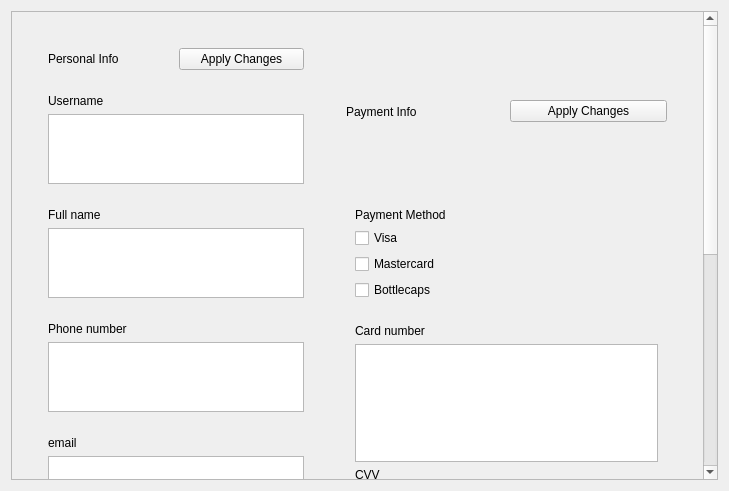
This is optionswindow.ui in EduPonz/SmartTrashCan_B376 as Qt 5 draws it before an edit. The edited form follows.
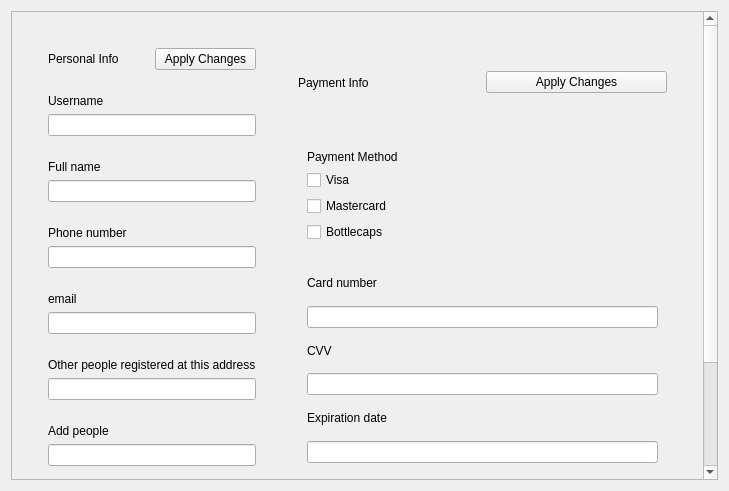
This is the edited form.

Commit message: opitonswindow.ui - lineEdits instead of textEdits

The edit to the form file:
```diff
--- a/optionswindow.ui
+++ b/optionswindow.ui
@@ -23,9 +23,9 @@
       <property name="geometry">
        <rect>
         <x>0</x>
-        <y>-428</y>
+        <y>0</y>
         <width>692</width>
-        <height>899</height>
+        <height>593</height>
        </rect>
       </property>
       <layout class="QVBoxLayout" name="verticalLayout_12" stretch="1,1">
@@ -66,15 +66,7 @@
                  </widget>
                 </item>
                 <item>
-                 <widget class="QTextEdit" name="textEdit">
-                  <property name="html">
-                   <string>&lt;!DOCTYPE HTML PUBLIC &quot;-//W3C//DTD HTML 4.0//EN&quot; &quot;http://www.w3.org/TR/REC-html40/strict.dtd&quot;&gt;
-&lt;html&gt;&lt;head&gt;&lt;meta name=&quot;qrichtext&quot; content=&quot;1&quot; /&gt;&lt;style type=&quot;text/css&quot;&gt;
-p, li { white-space: pre-wrap; }
-&lt;/style&gt;&lt;/head&gt;&lt;body style=&quot; font-family:'MS Shell Dlg 2'; font-size:8.25pt; font-weight:400; font-style:normal;&quot;&gt;
-&lt;p style=&quot;-qt-paragraph-type:empty; margin-top:0px; margin-bottom:0px; margin-left:0px; margin-right:0px; -qt-block-indent:0; text-indent:0px;&quot;&gt;&lt;br /&gt;&lt;/p&gt;&lt;/body&gt;&lt;/html&gt;</string>
-                  </property>
-                 </widget>
+                 <widget class="QLineEdit" name="lineEdit"/>
                 </item>
                </layout>
               </widget>
@@ -90,7 +82,7 @@
                  </widget>
                 </item>
                 <item>
-                 <widget class="QTextEdit" name="textEdit_2"/>
+                 <widget class="QLineEdit" name="lineEdit_2"/>
                 </item>
                </layout>
               </widget>
@@ -106,7 +98,7 @@
                  </widget>
                 </item>
                 <item>
-                 <widget class="QTextEdit" name="textEdit_3"/>
+                 <widget class="QLineEdit" name="lineEdit_3"/>
                 </item>
                </layout>
               </widget>
@@ -122,7 +114,7 @@
                  </widget>
                 </item>
                 <item>
-                 <widget class="QTextEdit" name="textEdit_4"/>
+                 <widget class="QLineEdit" name="lineEdit_4"/>
                 </item>
                </layout>
               </widget>
@@ -138,7 +130,7 @@
                  </widget>
                 </item>
                 <item>
-                 <widget class="QTextEdit" name="textEdit_5"/>
+                 <widget class="QLineEdit" name="lineEdit_5"/>
                 </item>
                </layout>
               </widget>
@@ -149,12 +141,12 @@
                 <item>
                  <widget class="QLabel" name="label_8">
                   <property name="text">
-                   <string>TextLabel</string>
+                   <string>Add people</string>
                   </property>
                  </widget>
                 </item>
                 <item>
-                 <widget class="QTextEdit" name="textEdit_7"/>
+                 <widget class="QLineEdit" name="lineEdit_6"/>
                 </item>
                </layout>
               </widget>
@@ -260,7 +252,7 @@
                     </widget>
                    </item>
                    <item>
-                    <widget class="QTextEdit" name="textEdit_8"/>
+                    <widget class="QLineEdit" name="lineEdit_7"/>
                    </item>
                    <item>
                     <widget class="QLabel" name="label_11">
@@ -270,7 +262,7 @@
                     </widget>
                    </item>
                    <item>
-                    <widget class="QTextEdit" name="textEdit_9"/>
+                    <widget class="QLineEdit" name="lineEdit_8"/>
                    </item>
                    <item>
                     <widget class="QLabel" name="label_12">
@@ -280,7 +272,7 @@
                     </widget>
                    </item>
                    <item>
-                    <widget class="QTextEdit" name="textEdit_10"/>
+                    <widget class="QLineEdit" name="lineEdit_9"/>
                    </item>
                   </layout>
                  </widget>
```
